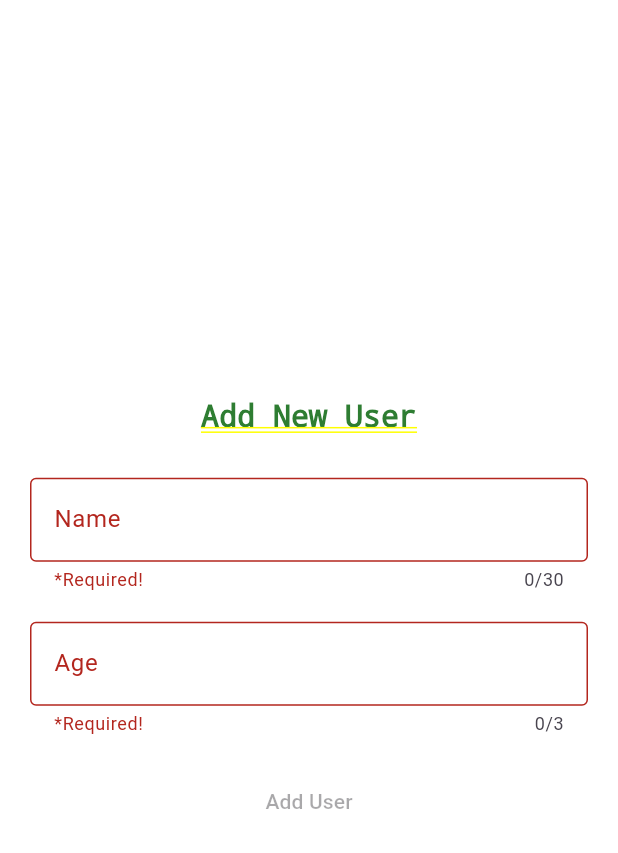
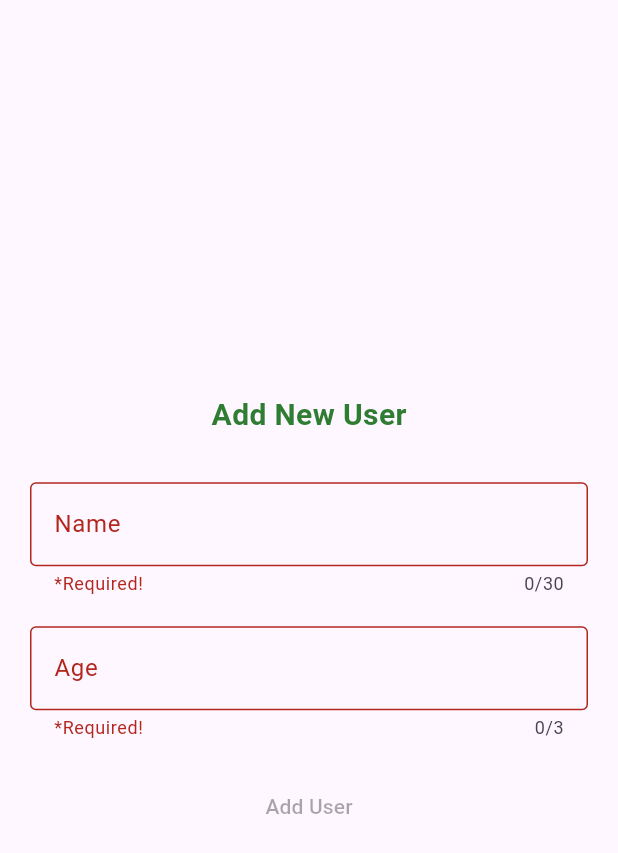
Before and after one commit to ask9027/field_management, a Flutter app: the screen it shows after launch, after a tap on the "add" icon, on a phone screen of 412 x 824 dp. Shown: the top 853 px of the screen. Run offline on Flutter 3.47's test engine with Material 2 defaults, Android fonts, the phone set to English and light mode, and no system bars; our stand-ins replace sqflite; accounts and stored records are empty.

Commit message:
make some changes

```diff
--- a/lib/pages/add_user.dart
+++ b/lib/pages/add_user.dart
@@ -39,7 +39,8 @@ class _AddUserPageState extends State<AddUserPage> {
 
   @override
   Widget build(BuildContext context) {
-    return Padding(
+    return Scaffold(
+      body: Padding(
         padding: const EdgeInsets.all(20.0),
         child: Column(
           mainAxisAlignment: MainAxisAlignment.center,
@@ -121,6 +122,7 @@ class _AddUserPageState extends State<AddUserPage> {
             )
           ],
         ),
+      ),
     );
   }
 }
```
Lines whose indentation alone changed are shown as unchanged.
